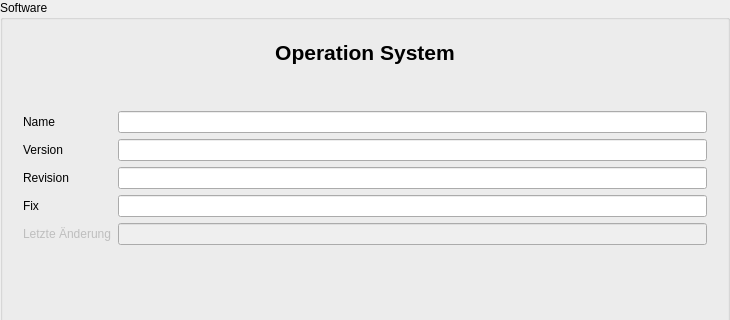
Old version of the form src/libs/widgets/src/views/softwareinputarea.ui in the repository jmuelbert/jmbde-QT; both pictures show x 0 to 730 and y 0 to 320 of the 730 by 600 pixel window.
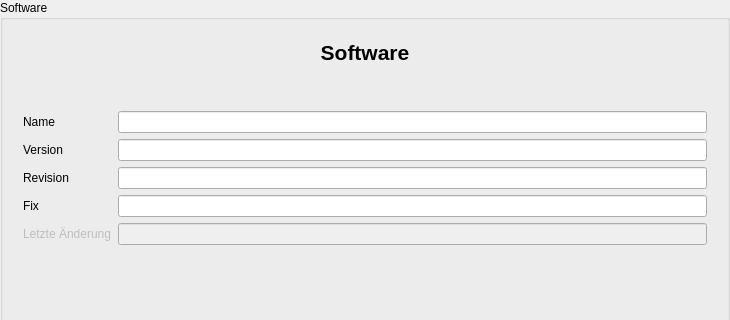
New version of the form.

```diff
--- a/src/libs/widgets/src/views/softwareinputarea.ui
+++ b/src/libs/widgets/src/views/softwareinputarea.ui
@@ -35,7 +35,7 @@
            </font>
           </property>
           <property name="text">
-           <string>Operation System</string>
+           <string>Software</string>
           </property>
           <property name="alignment">
            <set>Qt::AlignCenter</set>
```
Left out of the diff: 2 changed lines with no effect on the pictures.
